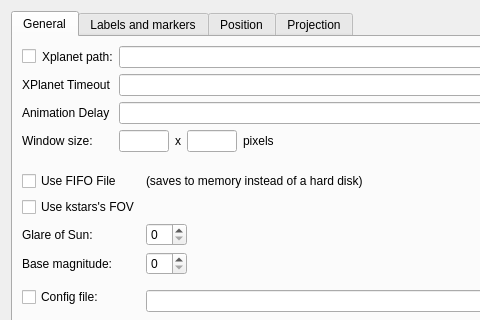
Above: kstars/xplanet/opsxplanet.ui from KDE/kstars before the change; both pictures show x 0 to 480 and y 0 to 320 of the 622 by 665 pixel window. Below: the same form after it.
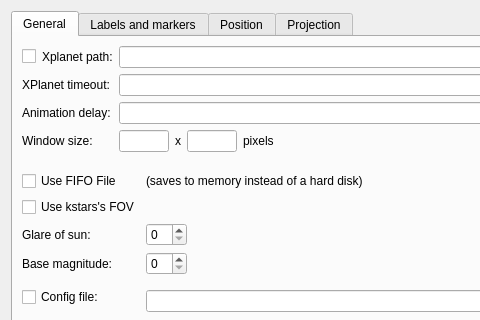
That is the form after the change. Custom widgets are drawn as their Qt base class.

```diff
--- a/kstars/xplanet/opsxplanet.ui
+++ b/kstars/xplanet/opsxplanet.ui
@@ -166,14 +166,14 @@
            <item row="1" column="0">
             <widget class="QLabel" name="label_3">
              <property name="text">
-              <string>XPlanet Timeout</string>
+              <string>XPlanet timeout:</string>
              </property>
             </widget>
            </item>
            <item row="2" column="0">
             <widget class="QLabel" name="label_4">
              <property name="text">
-              <string>Animation Delay</string>
+              <string>Animation delay:</string>
              </property>
             </widget>
            </item>
@@ -459,7 +459,7 @@
            <item row="5" column="0">
             <widget class="QLabel" name="textLabelXplanetGlare">
              <property name="text">
-              <string>Glare of Sun:</string>
+              <string>Glare of sun:</string>
              </property>
             </widget>
            </item>
```
Left out of the diff: 4 changed lines with no effect on the pictures.
